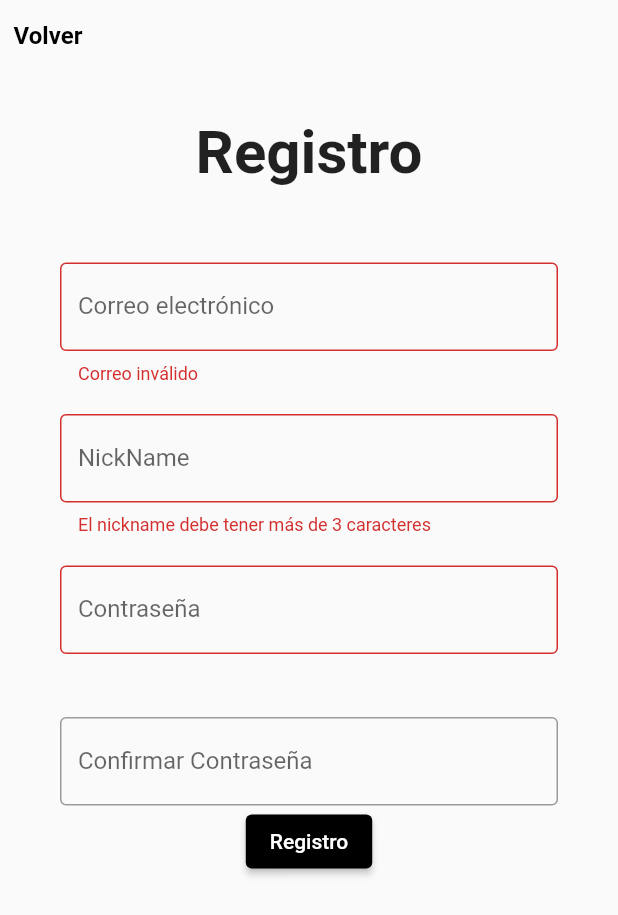
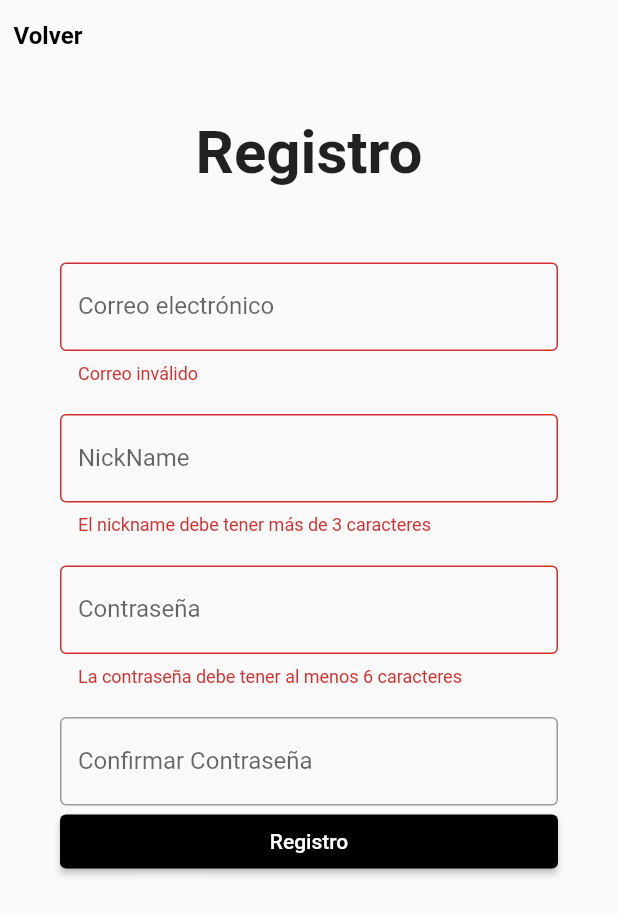
Before and after one commit to SalvaFoncubierta/examenRepaso, a Flutter app: the Register screen opened by its route, after a tap on "Registro", on a phone screen of 412 x 824 dp. Shown: the top 915 px of the screen. Run offline on Flutter 3.47's test engine with Material 2 defaults, Android fonts, the light colour scheme and no system bars; our stand-ins replace cloud_firestore, firebase_auth, firebase_core; accounts and stored records are empty; network calls fail.

```diff
--- a/examen_repaso/lib/pages/register.dart
+++ b/examen_repaso/lib/pages/register.dart
@@ -1,5 +1,8 @@
 import 'package:examen_repaso/themes/themes.dart';
 import 'package:flutter/material.dart';
+import 'package:firebase_auth/firebase_auth.dart';
+import 'package:cloud_firestore/cloud_firestore.dart';
+import 'package:firebase_core/firebase_core.dart';
 
 class Register extends StatelessWidget {
   Register({Key? key}) : super(key: key);
@@ -49,15 +52,19 @@ class Register extends StatelessWidget {
                           textFormFieldEspace(),
                           createTextFormField("Confirmar Contraseña",
                               confirmPasswordCtrl, 4, true),
-                              ElevatedButton(
+                              SizedBox(
+                                width: double.infinity,
+                                child: ElevatedButton(
                                 onPressed: () {
                                   if (_formKey.currentState!.validate()) {
+                                    addUser(mailCtrl, passwordCtrl);
                                     NavigateToLogin(context);
                                   }
                                 },
                                 style: ElevatedButton.styleFrom(
-                                  primary: Colors.black, onPrimary: Colors.white),
+                                    primary: Colors.black, onPrimary: Colors.white,),
                                 child: Text("Registro"),
+                                                          ),
                               ),
                         ],
                       ),
@@ -98,8 +105,8 @@ class Register extends StatelessWidget {
             return null;
           }
         } else if (numberOfTextFormField == 3) {
-          if (value!.length <= 3) {
-            return "";
+          if (value!.length < 6) {
+            return "La contraseña debe tener al menos 6 caracteres";
           } else if (value.length > 10) {
             return "La contraseña no puede tener más de 10 caracteres";
           } else {
@@ -142,4 +149,7 @@ class Register extends StatelessWidget {
     );
   }
 
+  void addUser(TextEditingController emailCtrl, TextEditingController passwordCtrl) {
+     FirebaseAuth.instance.createUserWithEmailAndPassword(email: emailCtrl.text, password: passwordCtrl.text);
   }
+}
--- a/examen_repaso/lib/utils/roots.dart
+++ b/examen_repaso/lib/utils/roots.dart
@@ -2,4 +2,5 @@ class Roots {
   static String login = 'login';
   static String register = 'register';
   static String battleship = 'battleship';
+  static String chooseCountry = 'chooseCountry';
 }
--- a/examen_repaso/pubspec.yaml
+++ b/examen_repaso/pubspec.yaml
@@ -37,6 +37,8 @@ dependencies:
   firebase_auth: ^3.3.19
   cloud_firestore: ^3.1.17
   firebase_core: ^1.17.1
+  provider: ^6.0.3
+  http: ^0.13.4
 
 dev_dependencies:
   flutter_test:
```
Also changed, not shown: examen_repaso/lib/main.dart (+14 -7 lines), examen_repaso/lib/models/flagModel.dart (added, +36 -0 lines), examen_repaso/lib/pages/choose_country.dart (added, +36 -0 lines), examen_repaso/lib/models/provider.dart (deleted). Lines whose indentation alone changed are shown as unchanged.
